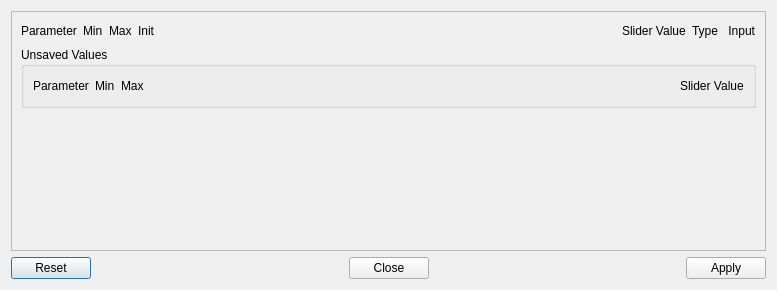
The window that src/dialogparameterview.ui (nmfs-ost/ss3-ssi) describes before a commit, drawn with Qt 5.
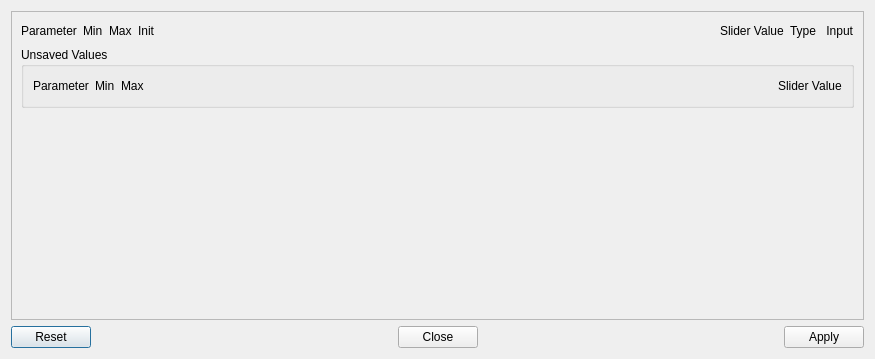
The same window after the commit.

Commit message: version 3.30.15.10 1. Implemented selectivity curve 43 - scaled linear segments, curve 44 -    two sex random walk, and curve 45 - two sex logist values. 2. Changed reading function to allow breaking out of reading bad files. This    leaves SSI in an unstable state and must be followed by reading a good    model. 3. Fixed curve 16 - Coleraine - Gaussian: limit for selex = 1.

Patch:
```diff
--- a/src/dialogparameterview.ui
+++ b/src/dialogparameterview.ui
@@ -6,8 +6,8 @@
    <rect>
     <x>0</x>
     <y>0</y>
-    <width>777</width>
-    <height>290</height>
+    <width>875</width>
+    <height>359</height>
    </rect>
   </property>
   <property name="windowTitle">
@@ -24,8 +24,8 @@
        <rect>
         <x>0</x>
         <y>0</y>
-        <width>749</width>
-        <height>221</height>
+        <width>847</width>
+        <height>290</height>
        </rect>
       </property>
       <layout class="QVBoxLayout" name="verticalLayout_2">
@@ -100,7 +100,9 @@
          <property name="title">
           <string>Unsaved Values</string>
          </property>
-         <layout class="QGridLayout" name="gridLayout_4">
+         <layout class="QVBoxLayout" name="verticalLayout_3">
+          <item>
+           <layout class="QGridLayout" name="gridLayoutUnsaved">
           <item row="0" column="3">
            <spacer name="horizontalSpacerUnParam">
             <property name="orientation">
@@ -114,13 +116,6 @@
             </property>
            </spacer>
           </item>
-          <item row="0" column="1">
-           <widget class="QLabel" name="labelUnParamMin">
-            <property name="text">
-             <string>Min</string>
-            </property>
-           </widget>
-          </item>
           <item row="0" column="0">
            <widget class="QLabel" name="labelUnParamName">
             <property name="text">
@@ -128,10 +123,10 @@
             </property>
            </widget>
           </item>
-          <item row="0" column="4">
-           <widget class="QLabel" name="labelUnParamValue">
+            <item row="0" column="1">
+             <widget class="QLabel" name="labelUnParamMin">
             <property name="text">
-             <string>Slider Value</string>
+               <string>Min</string>
             </property>
            </widget>
           </item>
@@ -141,6 +136,15 @@
              <string>Max</string>
             </property>
            </widget>
+            </item>
+            <item row="0" column="4">
+             <widget class="QLabel" name="labelUnParamValue">
+              <property name="text">
+               <string>Slider Value</string>
+              </property>
+             </widget>
+            </item>
+           </layout>
           </item>
          </layout>
         </widget>
```
Lines whose indentation alone changed are shown as unchanged. The commit also changes 26 other files.
